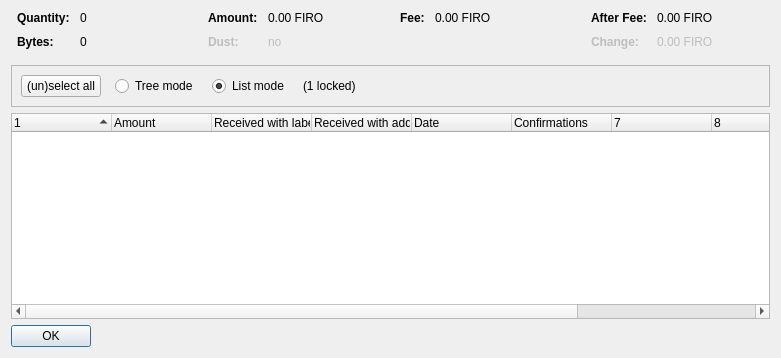
Before: the Qt Designer form src/qt/forms/coincontroldialog.ui in PrivoraCore/Privora, drawn with Qt 5.
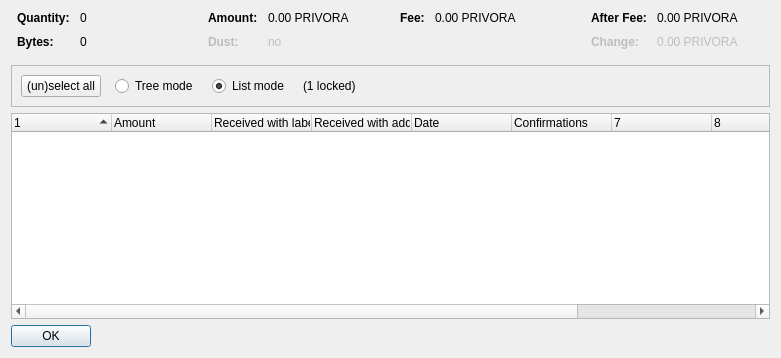
After: the same form once the commit is applied. Custom widgets are drawn as their Qt base class.

The edit to the form file:
```diff
--- a/src/qt/forms/coincontroldialog.ui
+++ b/src/qt/forms/coincontroldialog.ui
@@ -132,7 +132,7 @@
           <enum>Qt::ActionsContextMenu</enum>
          </property>
          <property name="text">
-          <string notr="true">0.00 FIRO</string>
+          <string notr="true">0.00 PRIVORA</string>
          </property>
          <property name="textInteractionFlags">
           <set>Qt::LinksAccessibleByMouse|Qt::TextSelectableByKeyboard|Qt::TextSelectableByMouse</set>
@@ -212,7 +212,7 @@
           <enum>Qt::ActionsContextMenu</enum>
          </property>
          <property name="text">
-          <string notr="true">0.00 FIRO</string>
+          <string notr="true">0.00 PRIVORA</string>
          </property>
          <property name="textInteractionFlags">
           <set>Qt::LinksAccessibleByMouse|Qt::TextSelectableByKeyboard|Qt::TextSelectableByMouse</set>
@@ -257,7 +257,7 @@
           <enum>Qt::ActionsContextMenu</enum>
          </property>
          <property name="text">
-          <string notr="true">0.00 FIRO</string>
+          <string notr="true">0.00 PRIVORA</string>
          </property>
          <property name="textInteractionFlags">
           <set>Qt::LinksAccessibleByMouse|Qt::TextSelectableByKeyboard|Qt::TextSelectableByMouse</set>
@@ -292,7 +292,7 @@
           <enum>Qt::ActionsContextMenu</enum>
          </property>
          <property name="text">
-          <string notr="true">0.00 FIRO</string>
+          <string notr="true">0.00 PRIVORA</string>
          </property>
          <property name="textInteractionFlags">
           <set>Qt::LinksAccessibleByMouse|Qt::TextSelectableByKeyboard|Qt::TextSelectableByMouse</set>
```
